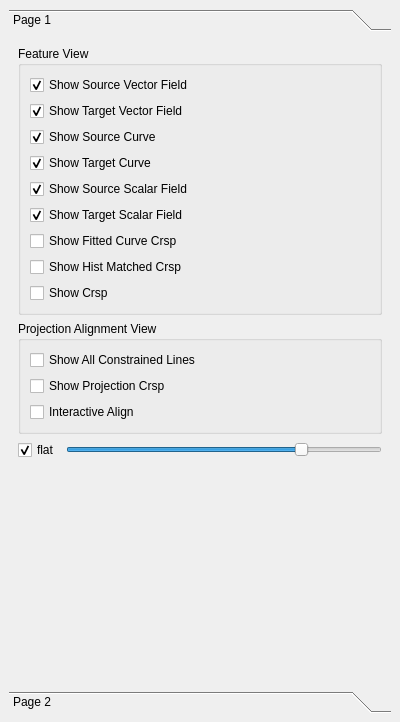
The window that src/ui/ParameterDock.ui (marlinilram/AppMod) describes before a commit, drawn with Qt 5.
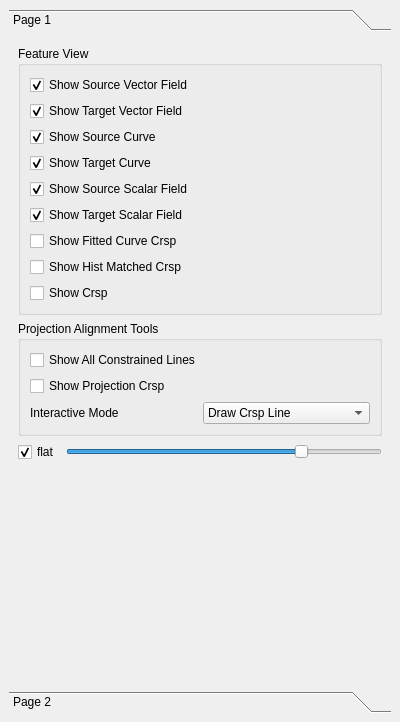
The same window after the commit.

Commit message: Added a new interaction mode for correspondence correction

What changed in the file:
```diff
--- a/src/ui/ParameterDock.ui
+++ b/src/ui/ParameterDock.ui
@@ -126,7 +126,7 @@
         <item>
          <widget class="QGroupBox" name="ProjAlignViewGroupBox">
           <property name="title">
-           <string>Projection Alignment View</string>
+           <string>Projection Alignment Tools</string>
           </property>
           <layout class="QVBoxLayout" name="verticalLayout">
            <item>
@@ -144,11 +144,34 @@
             </widget>
            </item>
            <item>
-            <widget class="QCheckBox" name="InteractiveProjAlign_CheckBox">
-             <property name="text">
-              <string>Interactive Align</string>
-             </property>
-            </widget>
+            <layout class="QHBoxLayout" name="horizontalLayout_2">
+             <item>
+              <widget class="QLabel" name="label">
+               <property name="text">
+                <string>Interactive Mode</string>
+               </property>
+              </widget>
+             </item>
+             <item>
+              <widget class="QComboBox" name="Proj_Interact_Mode_ComboBox">
+               <item>
+                <property name="text">
+                 <string>Draw Crsp Line</string>
+                </property>
+               </item>
+               <item>
+                <property name="text">
+                 <string>Drag to Deform</string>
+                </property>
+               </item>
+               <item>
+                <property name="text">
+                 <string>Correct Crsp</string>
+                </property>
+               </item>
+              </widget>
+             </item>
+            </layout>
            </item>
           </layout>
          </widget>
```
Left out of the diff: 2 changed lines with no effect on the pictures. The commit also changes 10 other files.
